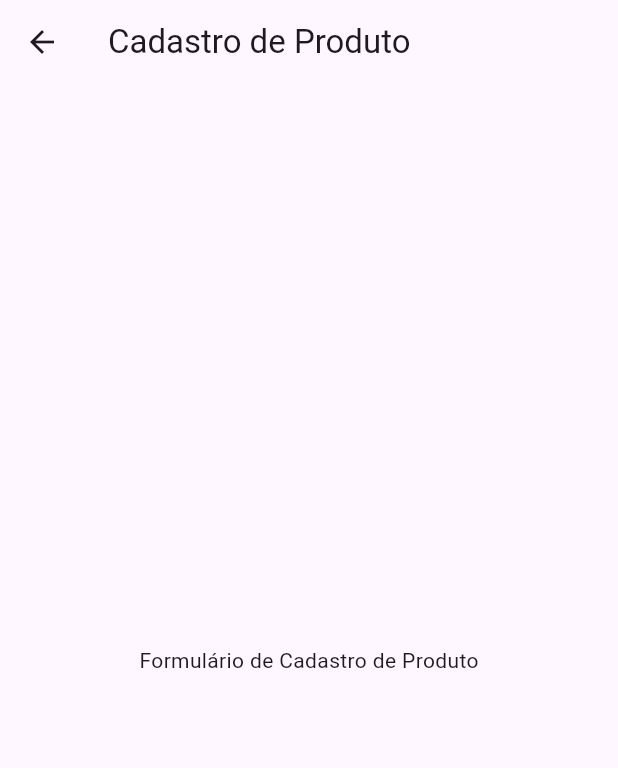
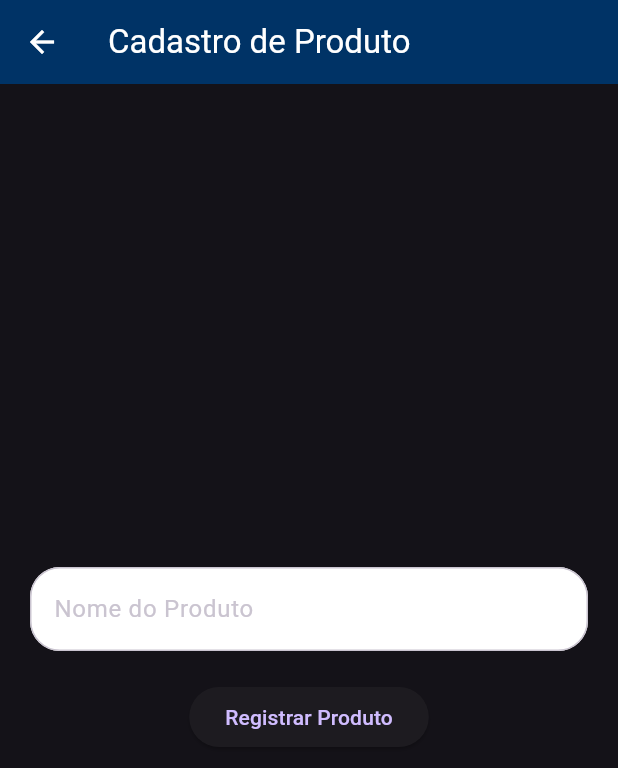
Before and after one commit to kevinlimapena/sistema-1, a Flutter app: the screen it shows after launch, after a tap on "Cadastro de Produto", on a phone screen of 412 x 824 dp. Shown: the top 768 px of the screen. Run offline on Flutter 3.47's test engine with Material 3 defaults, Android fonts, the phone set to English and light mode, and no system bars; missing offline and left inert: flutter_barcode_scanner.

Commit message:
design pattern

```diff
--- a/lib/main.dart
+++ b/lib/main.dart
@@ -5,23 +5,34 @@ void main() {
   runApp(const MyApp());
 }
 
-class MyApp extends StatefulWidget {
+class MyApp extends StatelessWidget {
   const MyApp({Key? key}) : super(key: key);
 
   @override
-  State<MyApp> createState() => _MyAppState();
-}
-
-class _MyAppState extends State<MyApp> {
-  @override
   Widget build(BuildContext context) {
     return MaterialApp(
-      title: 'Sistema',
+      title: 'Sistema de validação de caixas',
       theme: ThemeData(
-        primarySwatch: Colors.blue,
+        brightness: Brightness.dark,
+        primaryColor: const Color(0xFF003366),
+        appBarTheme: const AppBarTheme(
+          backgroundColor: Color(0xFF003366),
+          foregroundColor: Colors.white,
+        ),
+        buttonTheme: ButtonThemeData(
+          shape: RoundedRectangleBorder(borderRadius: BorderRadius.circular(20)),
+          buttonColor: const Color(0xFF003366),
+        ),
+        textButtonTheme: TextButtonThemeData(
+          style: TextButton.styleFrom(
+            foregroundColor: Colors.white,
+            backgroundColor: const Color(0xFF003366),
+            shape: RoundedRectangleBorder(borderRadius: BorderRadius.circular(20)),
+          ),
+        ),
         visualDensity: VisualDensity.adaptivePlatformDensity,
       ),
-      home: MainScreen(),
+      home: const MainScreen(),
     );
   }
 }
--- a/lib/main_screen.dart
+++ b/lib/main_screen.dart
@@ -9,7 +9,7 @@ class MainScreen extends StatelessWidget {
   Widget build(BuildContext context) {
     return Scaffold(
       appBar: AppBar(
-        title: const Text('Main Screen'),
+        title: const Text('Sistema de Cadastro de caixas'),
       ),
       body: Center(
         child: Column(
--- a/lib/product_registration_screen.dart
+++ b/lib/product_registration_screen.dart
@@ -9,8 +9,30 @@ class ProductRegistrationScreen extends StatelessWidget {
       appBar: AppBar(
         title: const Text('Cadastro de Produto'),
       ),
-      body: const Center(
-        child: Text('Formulário de Cadastro de Produto'),
+      body: Center(
+        child: Padding(
+          padding: const EdgeInsets.all(20),
+          child: Column(
+            mainAxisAlignment: MainAxisAlignment.center,
+            children: <Widget>[
+              TextFormField(
+                decoration: InputDecoration(
+                  labelText: 'Nome do Produto',
+                  border: OutlineInputBorder(
+                    borderRadius: BorderRadius.circular(20),
+                  ),
+                  fillColor: Colors.white,
+                  filled: true,
+                ),
+              ),
+              const SizedBox(height: 20),
+              ElevatedButton(
+                onPressed: () {/* Cadastro logic */},
+                child: const Text('Registrar Produto'),
+              ),
+            ],
+          ),
+        ),
       ),
     );
   }
```
